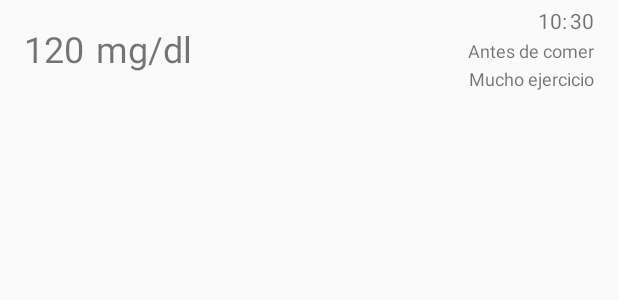
After one commit to danielmonleonguerrero/SmartBlood, an Android app: the layout item_analisis_view.xml on its own in the app's theme, with its tools: preview values and no code run, on a phone screen of 412 x 824 dp. The commit adds this screen. Shown: the top 300 px of the screen. Run offline under Robolectric (Android 15) with nearby library versions, the phone set to English and light mode, and no system bars.

```diff
--- a/app/src/main/java/com/example/dani/smartblood/Analisis.java
+++ b/app/src/main/java/com/example/dani/smartblood/Analisis.java
@@ -1,6 +1,8 @@
 package com.example.dani.smartblood;
 
-public class Analisis {
+import java.io.Serializable;
+
+public class Analisis implements Serializable {
     public int getHoramin() {
         return horamin;
     }
--- a/app/src/main/java/com/example/dani/smartblood/DiaAnalisis.java
+++ b/app/src/main/java/com/example/dani/smartblood/DiaAnalisis.java
@@ -1,8 +1,9 @@
 package com.example.dani.smartblood;
 
+import java.io.Serializable;
 import java.util.ArrayList;
 
-public class DiaAnalisis {
+public class DiaAnalisis implements Serializable {
     public DiaAnalisis(int dia, int mes, int anyo, int mediaDiariaGlucosa, ArrayList<Analisis> arrayAnalisi ) {
         this.dia = dia;
         this.mes = mes;
--- /dev/null
+++ b/app/src/main/res/layout/item_analisis_view.xml
@@ -0,0 +1,86 @@
+<?xml version="1.0" encoding="utf-8"?>
+<android.support.constraint.ConstraintLayout
+    xmlns:android="http://schemas.android.com/apk/res/android"
+    xmlns:app="http://schemas.android.com/apk/res-auto"
+    xmlns:tools="http://schemas.android.com/tools"
+    android:layout_width="match_parent"
+    android:layout_height="?android:listPreferredItemHeight">
+
+    <TextView
+        android:id="@+id/nivelGlucosaView"
+        android:layout_width="wrap_content"
+        android:layout_height="wrap_content"
+        android:layout_marginStart="16dp"
+        android:layout_marginLeft="16dp"
+        android:layout_marginTop="8dp"
+        android:layout_marginBottom="8dp"
+        android:textSize="24sp"
+        app:layout_constraintBottom_toBottomOf="parent"
+        app:layout_constraintStart_toStartOf="parent"
+        app:layout_constraintTop_toTopOf="parent"
+        tools:text="120" />
+
+    <TextView
+        android:id="@+id/mgdlView"
+        android:layout_width="wrap_content"
+        android:layout_height="wrap_content"
+        android:layout_marginStart="8dp"
+        android:layout_marginLeft="8dp"
+        android:text="mg/dl"
+        android:textSize="24sp"
+        app:layout_constraintBaseline_toBaselineOf="@+id/nivelGlucosaView"
+        app:layout_constraintStart_toEndOf="@+id/nivelGlucosaView" />
+
+    <TextView
+        android:id="@+id/minView"
+        android:layout_width="wrap_content"
+        android:layout_height="wrap_content"
+        android:layout_marginTop="4dp"
+        android:layout_marginEnd="16dp"
+        android:layout_marginRight="16dp"
+        app:layout_constraintEnd_toEndOf="parent"
+        app:layout_constraintTop_toTopOf="parent"
+        tools:text="30" />
+
+    <TextView
+        android:id="@+id/horaminView"
+        android:layout_width="wrap_content"
+        android:layout_height="wrap_content"
+        android:layout_marginEnd="2dp"
+        android:layout_marginRight="2dp"
+        android:text=":"
+        app:layout_constraintBaseline_toBaselineOf="@+id/minView"
+        app:layout_constraintEnd_toStartOf="@+id/minView" />
+
+    <TextView
+        android:id="@+id/horaView"
+        android:layout_width="wrap_content"
+        android:layout_height="wrap_content"
+        app:layout_constraintBaseline_toBaselineOf="@+id/horaminView"
+        app:layout_constraintEnd_toStartOf="@+id/horaminView"
+        tools:text="10" />
+
+    <TextView
+        android:id="@+id/nota1View"
+        android:layout_width="wrap_content"
+        android:layout_height="wrap_content"
+        android:layout_marginTop="2dp"
+        android:layout_marginEnd="16dp"
+        android:layout_marginRight="16dp"
+        android:textSize="12sp"
+        app:layout_constraintEnd_toEndOf="parent"
+        app:layout_constraintTop_toBottomOf="@+id/horaminView"
+        tools:text="Antes de comer" />
+
+    <TextView
+        android:id="@+id/nota2View"
+        android:layout_width="wrap_content"
+        android:layout_height="wrap_content"
+        android:layout_marginTop="2dp"
+        android:layout_marginEnd="16dp"
+        android:layout_marginRight="16dp"
+        android:textSize="12sp"
+        app:layout_constraintEnd_toEndOf="parent"
+        app:layout_constraintTop_toBottomOf="@+id/nota1View"
+        tools:text="Mucho ejercicio" />
+</android.support.constraint.ConstraintLayout>
```
Also changed, not shown: app/src/main/java/com/example/dani/smartblood/CalendarActivity.java (+4 -8 lines), app/src/main/java/com/example/dani/smartblood/ResumenAnalisisActivity.java (+8 -13 lines), app/src/main/res/layout/activity_resumen_analisis.xml (+0 -15 lines).
